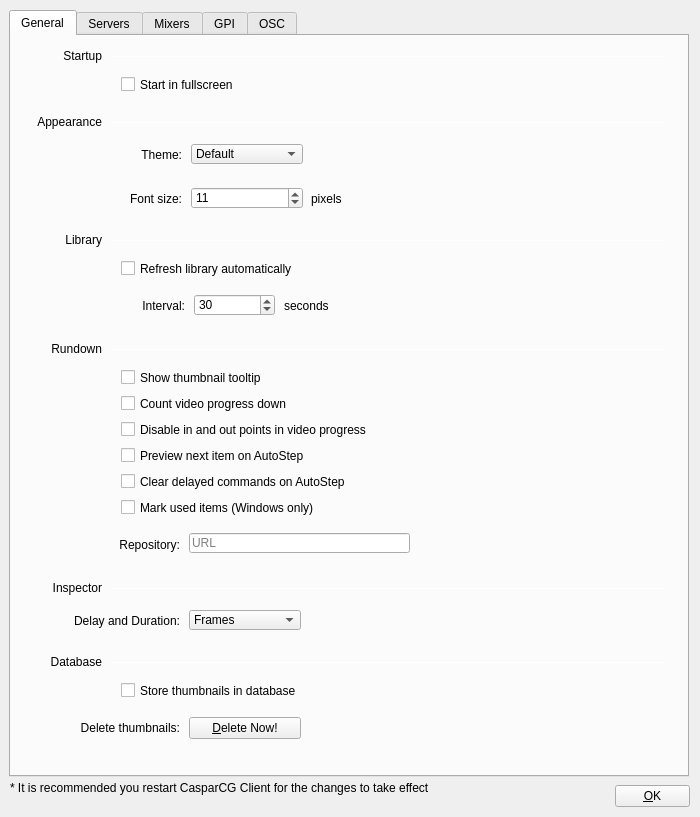
Old version of the form src/Widgets/SettingsDialog.ui in the repository CasparCG/client.
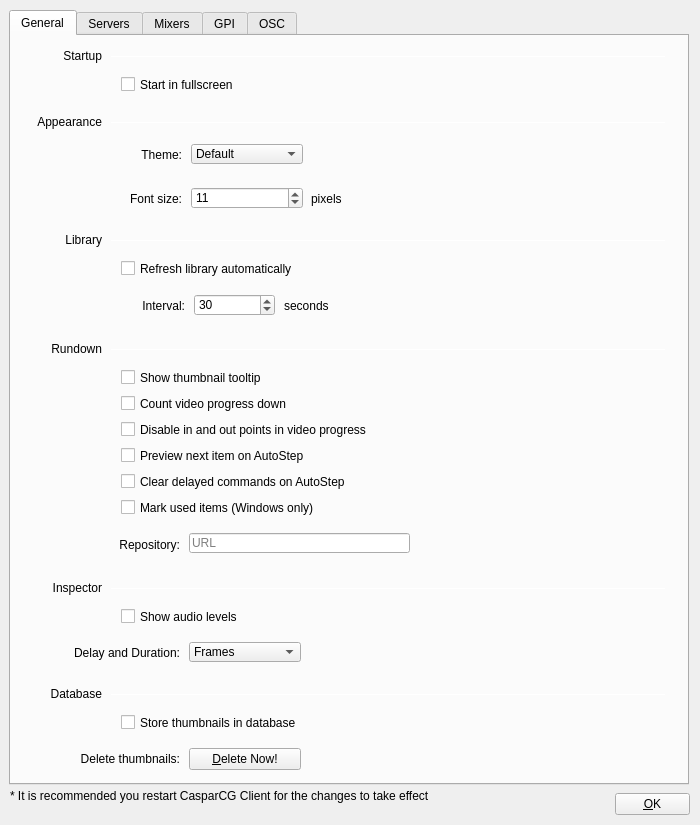
New version of the form.

Commit message: NEW: Added audio levels for up to 8 channels. FIX: Fixed "ask for save" bug.

Patch:
```diff
--- a/src/Widgets/SettingsDialog.ui
+++ b/src/Widgets/SettingsDialog.ui
@@ -7,19 +7,19 @@
     <x>0</x>
     <y>0</y>
     <width>700</width>
-    <height>817</height>
+    <height>825</height>
    </rect>
   </property>
   <property name="minimumSize">
    <size>
     <width>700</width>
-    <height>817</height>
+    <height>825</height>
    </size>
   </property>
   <property name="maximumSize">
    <size>
     <width>700</width>
-    <height>817</height>
+    <height>825</height>
    </size>
   </property>
   <property name="windowTitle">
@@ -31,7 +31,7 @@
      <x>9</x>
      <y>10</y>
      <width>680</width>
-     <height>767</height>
+     <height>775</height>
     </rect>
    </property>
    <property name="focusPolicy">
@@ -360,7 +360,7 @@
      <property name="geometry">
       <rect>
        <x>178</x>
-       <y>574</y>
+       <y>606</y>
        <width>112</width>
        <height>20</height>
       </rect>
@@ -386,7 +386,7 @@
      <property name="geometry">
       <rect>
        <x>28</x>
-       <y>575</y>
+       <y>607</y>
        <width>141</width>
        <height>20</height>
       </rect>
@@ -508,7 +508,7 @@
      <property name="geometry">
       <rect>
        <x>100</x>
-       <y>626</y>
+       <y>658</y>
        <width>555</width>
        <height>1</height>
       </rect>
@@ -521,7 +521,7 @@
      <property name="geometry">
       <rect>
        <x>28</x>
-       <y>682</y>
+       <y>713</y>
        <width>141</width>
        <height>20</height>
       </rect>
@@ -537,7 +537,7 @@
      <property name="geometry">
       <rect>
        <x>10</x>
-       <y>618</y>
+       <y>650</y>
        <width>81</width>
        <height>16</height>
       </rect>
@@ -553,7 +553,7 @@
      <property name="geometry">
       <rect>
        <x>178</x>
-       <y>681</y>
+       <y>712</y>
        <width>112</width>
        <height>22</height>
       </rect>
@@ -569,7 +569,7 @@
      <property name="geometry">
       <rect>
        <x>110</x>
-       <y>646</y>
+       <y>678</y>
        <width>291</width>
        <height>17</height>
       </rect>
@@ -597,6 +597,22 @@
       <string>Mark used items (Windows only)</string>
      </property>
     </widget>
+    <widget class="QCheckBox" name="checkBoxShowAudioLevels">
+     <property name="geometry">
+      <rect>
+       <x>110</x>
+       <y>572</y>
+       <width>171</width>
+       <height>17</height>
+      </rect>
+     </property>
+     <property name="focusPolicy">
+      <enum>Qt::NoFocus</enum>
+     </property>
+     <property name="text">
+      <string>Show audio levels</string>
+     </property>
+    </widget>
    </widget>
    <widget class="QWidget" name="tabDevices">
     <attribute name="title">
@@ -3130,7 +3146,7 @@
    <property name="geometry">
     <rect>
      <x>615</x>
-     <y>785</y>
+     <y>793</y>
      <width>75</width>
      <height>22</height>
     </rect>
@@ -3146,7 +3162,7 @@
    <property name="geometry">
     <rect>
      <x>10</x>
-     <y>780</y>
+     <y>788</y>
      <width>591</width>
      <height>16</height>
     </rect>
```
Left out of the diff: 43 changed lines with no effect on the pictures. The commit also changes 18 other files.
